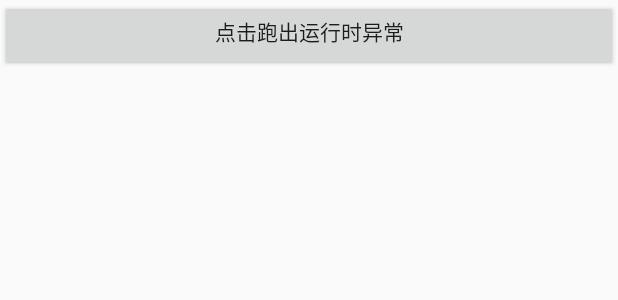
After one commit to baorant/AndroidDemo, an Android app: the layout activity_crash_handler.xml on its own in the app's theme, with its tools: preview values and no code run, on a phone screen of 412 x 824 dp. The commit adds this screen. Shown: the top 300 px of the screen. Run offline under Robolectric (Android 15) with nearby library versions, the phone set to English and light mode, and no system bars.

Commit message:
[修改说明] 应用设置crashhandler 1、crash发生进行兜底拦截重启 2、异常日志写入本地

```diff
--- /dev/null
+++ b/app/src/main/res/layout/activity_crash_handler.xml
@@ -0,0 +1,17 @@
+<?xml version="1.0" encoding="utf-8"?>
+<androidx.constraintlayout.widget.ConstraintLayout xmlns:android="http://schemas.android.com/apk/res/android"
+    xmlns:app="http://schemas.android.com/apk/res-auto"
+    xmlns:tools="http://schemas.android.com/tools"
+    android:layout_width="match_parent"
+    android:layout_height="match_parent"
+    tools:context=".activity.CrashHandlerActivity">
+    <Button
+        android:id="@+id/crashButton"
+        app:layout_constraintLeft_toLeftOf="parent"
+        app:layout_constraintTop_toTopOf="parent"
+        android:text="点击跑出运行时异常"
+        android:gravity="center_horizontal"
+        android:layout_width="match_parent"
+        android:layout_height="wrap_content"/>
+
+</androidx.constraintlayout.widget.ConstraintLayout>
```
Also changed, not shown: app/src/main/AndroidManifest.xml (+12 -4 lines), app/src/main/java/com/baorant/layoutdemo/MainActivity.java (+24 -1 lines), app/src/main/java/com/baorant/layoutdemo/MyApplication.java (added, +16 -0 lines), app/src/main/java/com/baorant/layoutdemo/Util/MyCrashHandler.java (added, +118 -0 lines), app/src/main/java/com/baorant/layoutdemo/activity/CrashHandlerActivity.java (added, +25 -0 lines).
